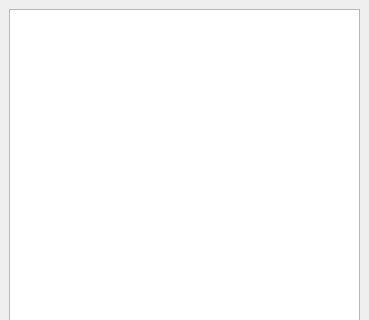
This is mainwindow.ui in Crawcik/FlaxPluginManager as Qt 5 draws it before an edit; both pictures show x 0 to 369 and y 0 to 320 of the 369 by 600 pixel window. The edited form follows.
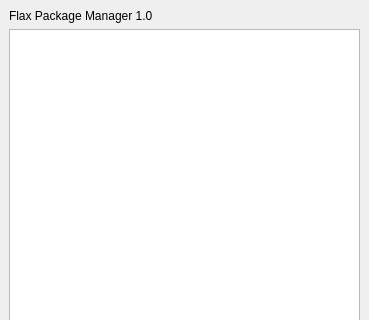
This is the edited form.

```diff
--- a/mainwindow.ui
+++ b/mainwindow.ui
@@ -15,6 +15,13 @@
   </property>
   <widget class="QWidget" name="centralwidget">
    <layout class="QVBoxLayout" name="verticalLayout">
+    <item>
+     <widget class="QLabel" name="info">
+      <property name="text">
+       <string>Flax Package Manager 1.0</string>
+      </property>
+     </widget>
+    </item>
     <item>
      <widget class="QListWidget" name="list">
       <property name="sortingEnabled">
```
